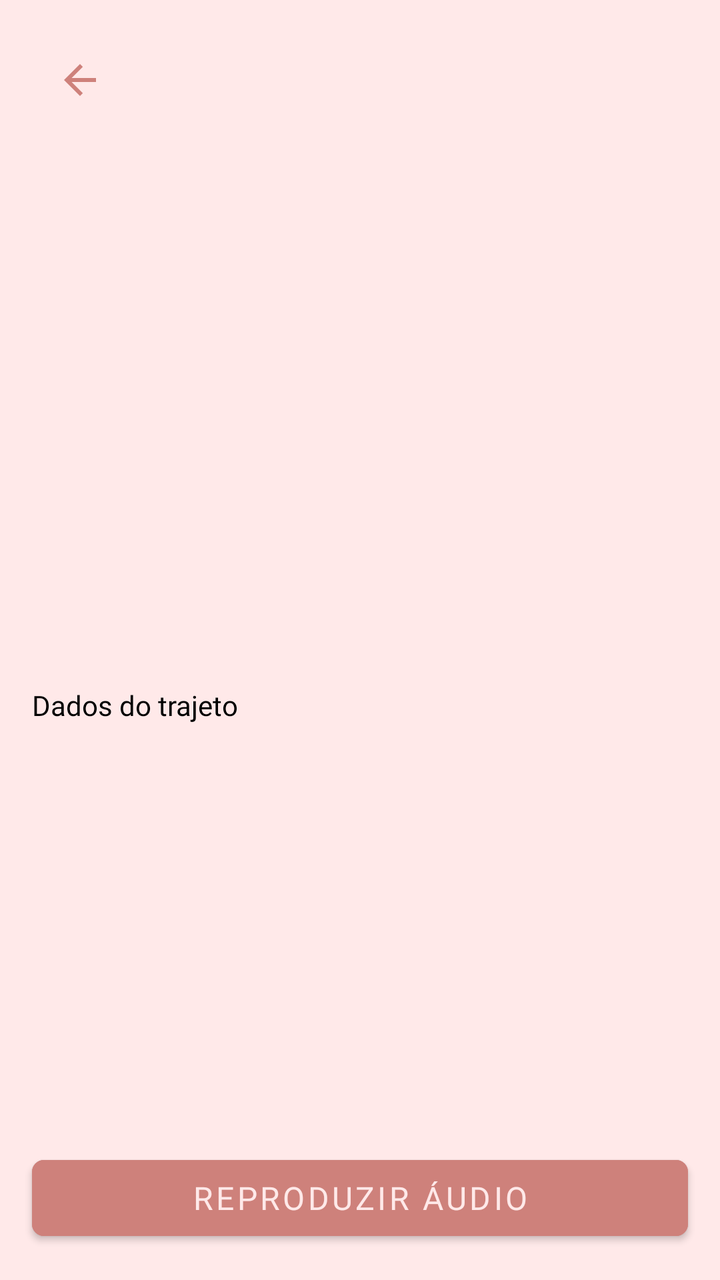
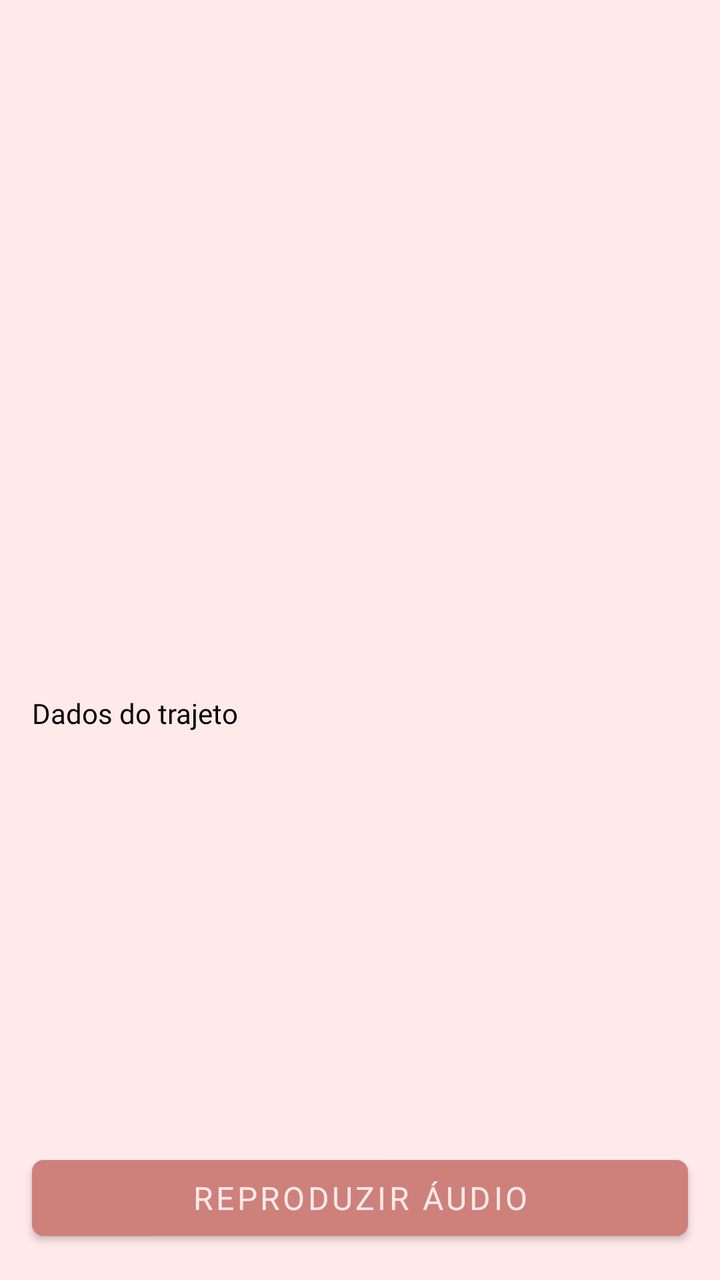

An Android layout rendered at two revisions. The XML below is the earlier revision; the diff shows what the commit changed to produce the second picture.
<!-- AndroidManifest.xml: application theme Theme.SafeTrace -->
<!-- res/layout/activity_mapa_trajeto.xml -->
<?xml version="1.0" encoding="utf-8"?>
<androidx.constraintlayout.widget.ConstraintLayout xmlns:android="http://schemas.android.com/apk/res/android"
    xmlns:app="http://schemas.android.com/apk/res-auto"
    xmlns:tools="http://schemas.android.com/tools"
    android:layout_width="match_parent"
    android:layout_height="match_parent"
    android:background="@color/fundo">

    
    <ImageView
        android:id="@+id/imageViewVoltar"
        android:layout_width="48dp"
        android:layout_height="48dp"
        android:layout_marginStart="16dp"
        android:layout_marginTop="16dp"
        android:background="?attr/selectableItemBackgroundBorderless"
        android:padding="12dp"
        android:clickable="true"
        android:focusable="true"
        app:layout_constraintStart_toStartOf="parent"
        app:layout_constraintTop_toTopOf="parent"
        app:srcCompat="@drawable/baseline_arrow_back_24"
        app:tint="@color/primaria" />

    
    <FrameLayout
        android:id="@+id/mapContainer"
        android:layout_width="0dp"
        android:layout_height="0dp"
        android:layout_marginTop="8dp"
        app:layout_constraintBottom_toTopOf="@+id/scrollViewDados"
        app:layout_constraintEnd_toEndOf="parent"
        app:layout_constraintStart_toStartOf="parent"
        app:layout_constraintTop_toBottomOf="@+id/imageViewVoltar" />

    
    <ScrollView
        android:id="@+id/scrollViewDados"
        android:layout_width="0dp"
        android:layout_height="0dp"
        android:layout_marginTop="8dp"
        android:maxHeight="250dp"
        app:layout_constraintBottom_toTopOf="@+id/buttonPlayAudio"
        app:layout_constraintEnd_toEndOf="parent"
        app:layout_constraintStart_toStartOf="parent"
        app:layout_constraintTop_toBottomOf="@+id/mapContainer">

        <TextView
            android:id="@+id/textViewDados"
            android:layout_width="match_parent"
            android:layout_height="wrap_content"
            android:layout_margin="16dp"
            android:fontFamily="@font/poppins"
            android:lineSpacingExtra="4dp"
            android:text="Dados do trajeto"
            android:textColor="@color/black"
            android:textSize="14sp" />
    </ScrollView>

    
    <com.google.android.material.button.MaterialButton
        android:id="@+id/buttonPlayAudio"
        android:layout_width="0dp"
        android:layout_height="50dp"
        android:layout_marginStart="16dp"
        android:layout_marginEnd="16dp"
        android:layout_marginBottom="16dp"
        android:backgroundTint="@color/primaria"
        android:fontFamily="@font/poppins_semibold"
        android:text="Reproduzir Áudio"
        android:textColor="@color/fundo"
        android:textSize="16sp"
        app:cornerRadius="6dp"
        app:layout_constraintBottom_toBottomOf="parent"
        app:layout_constraintEnd_toEndOf="parent"
        app:layout_constraintStart_toStartOf="parent" />

</androidx.constraintlayout.widget.ConstraintLayout>
<!-- resources referenced by this layout -->
<resources>
  <color name="black">#FF000000</color>
  <color name="fundo">#ffe9e9</color>
  <color name="primaria">#ce817b</color>
  <!-- drawable baseline_arrow_back_24 (drawable) -->
  <vector xmlns:android="http://schemas.android.com/apk/res/android" android:autoMirrored="true" android:height="24dp" android:tint="#CE817B" android:viewportHeight="24" android:viewportWidth="24" android:width="24dp">
  
      <path android:fillColor="@android:color/white" android:pathData="M20,11H7.83l5.59,-5.59L12,4l-8,8 8,8 1.41,-1.41L7.83,13H20v-2z"/>
  
  </vector>
  <style name="Theme.SafeTrace" parent="Theme.MaterialComponents.DayNight.NoActionBar">
          
          <item name="colorPrimary">@color/primaria</item>
          <item name="colorPrimaryVariant">@color/primaria_variacao</item>
  
          
          <item name="colorSecondary">@color/secundaria</item>
          <item name="colorSecondaryVariant">@color/secundaria_variacao</item>
  
          
          <item name="android:colorBackground">@color/fundo</item>
  
          
          <item name="android:textColorPrimary">@color/black</item>
          <item name="android:textColorSecondary">@color/secundaria</item>
  
          
          <item name="materialThemeOverlay">@style/ThemeOverlay.SafeTrace</item>
      </style>
  <color name="primaria_variacao">#ea9999</color>
  <color name="secundaria">#BA0606</color>
  <color name="secundaria_variacao">#762f2a</color>
  <style name="ThemeOverlay.SafeTrace" parent="ThemeOverlay.MaterialComponents.TextInputEditText.OutlinedBox">
          <item name="colorControlNormal">@color/primaria</item> 
          <item name="colorControlActivated">@color/primaria</item> 
          <item name="android:textColor">@color/primaria</item> 
          <item name="android:textColorHint">@color/primaria</item> 
      </style>
</resources>

<!-- the commit's change to res/layout/activity_mapa_trajeto.xml (unified diff, before → after) -->
@@ -13,10 +13,14 @@
         android:layout_height="48dp"
         android:layout_marginStart="16dp"
         android:layout_marginTop="16dp"
+        android:layout_marginEnd="347dp"
+        android:layout_marginBottom="8dp"
         android:background="?attr/selectableItemBackgroundBorderless"
-        android:padding="12dp"
         android:clickable="true"
         android:focusable="true"
+        android:padding="12dp"
+        app:layout_constraintBottom_toTopOf="@+id/mapContainer"
+        app:layout_constraintEnd_toEndOf="parent"
         app:layout_constraintStart_toStartOf="parent"
         app:layout_constraintTop_toTopOf="parent"
         app:srcCompat="@drawable/baseline_arrow_back_24"
@@ -73,6 +77,7 @@
         app:cornerRadius="6dp"
         app:layout_constraintBottom_toBottomOf="parent"
         app:layout_constraintEnd_toEndOf="parent"
-        app:layout_constraintStart_toStartOf="parent" />
+        app:layout_constraintStart_toStartOf="parent"
+        app:layout_constraintTop_toBottomOf="@+id/scrollViewDados" />
 
 </androidx.constraintlayout.widget.ConstraintLayout>
